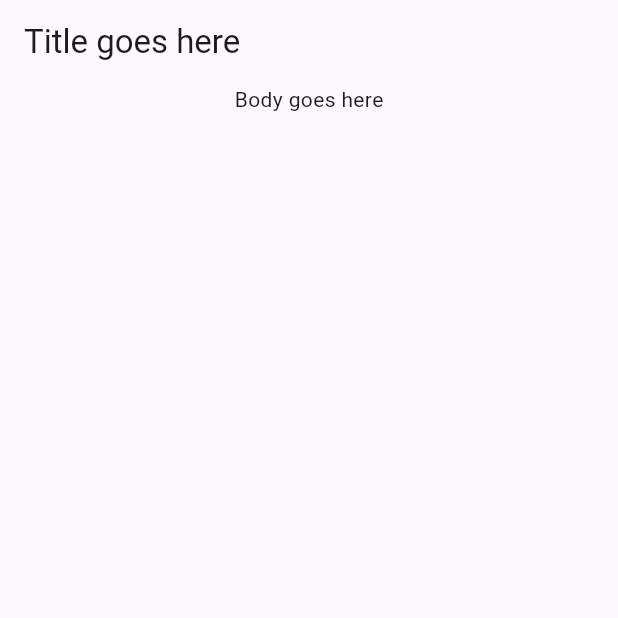
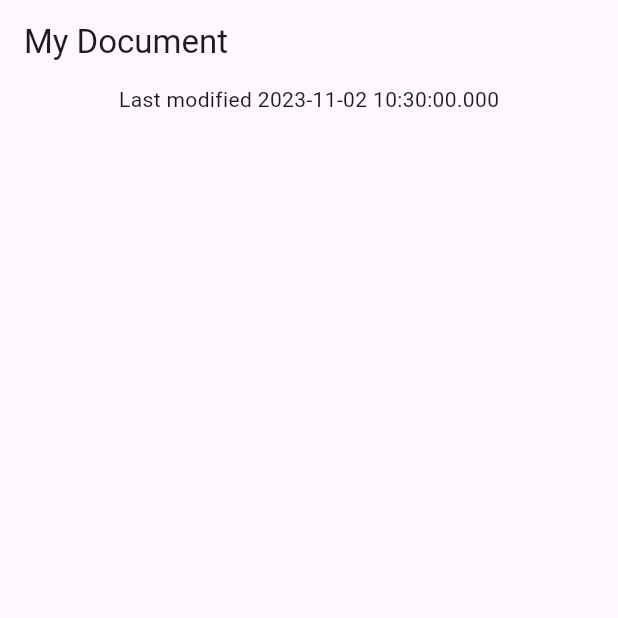
Before and after one commit to molundb/darts_patterns_and_records_codelab, a Flutter app: the screen it shows after launch, on a phone screen of 412 x 824 dp, the top half of it. Run offline on Flutter 3.47's test engine with Material 2 defaults, Android fonts, the phone set to English and light mode, and no system bars.

Commit message:
add metadata that return a record

```diff
--- a/lib/data.dart
+++ b/lib/data.dart
@@ -3,6 +3,13 @@ import 'dart:convert';
 class Document {
   final Map<String, Object?> _json;
   Document() : _json = jsonDecode(documentJson);
+
+  (String, {DateTime modified}) get metadata {           // Add from here...
+    const title = 'My Document';
+    final now = DateTime.now();
+
+    return (title, modified: now);
+  }
 }
 
 const documentJson = '''
--- a/lib/main.dart
+++ b/lib/main.dart
@@ -30,14 +30,16 @@ class DocumentScreen extends StatelessWidget {
 
   @override
   Widget build(BuildContext context) {
+    final metadataRecord = document.metadata;
+
     return Scaffold(
       appBar: AppBar(
-        title: const Text('Title goes here'),
+        title: Text(metadataRecord.$1),
       ),
-      body: const Column(
+      body: Column(
         children: [
           Center(
-            child: Text('Body goes here'),
+            child: Text('Last modified ${metadataRecord.modified}'),
           ),
         ],
       ),
```
